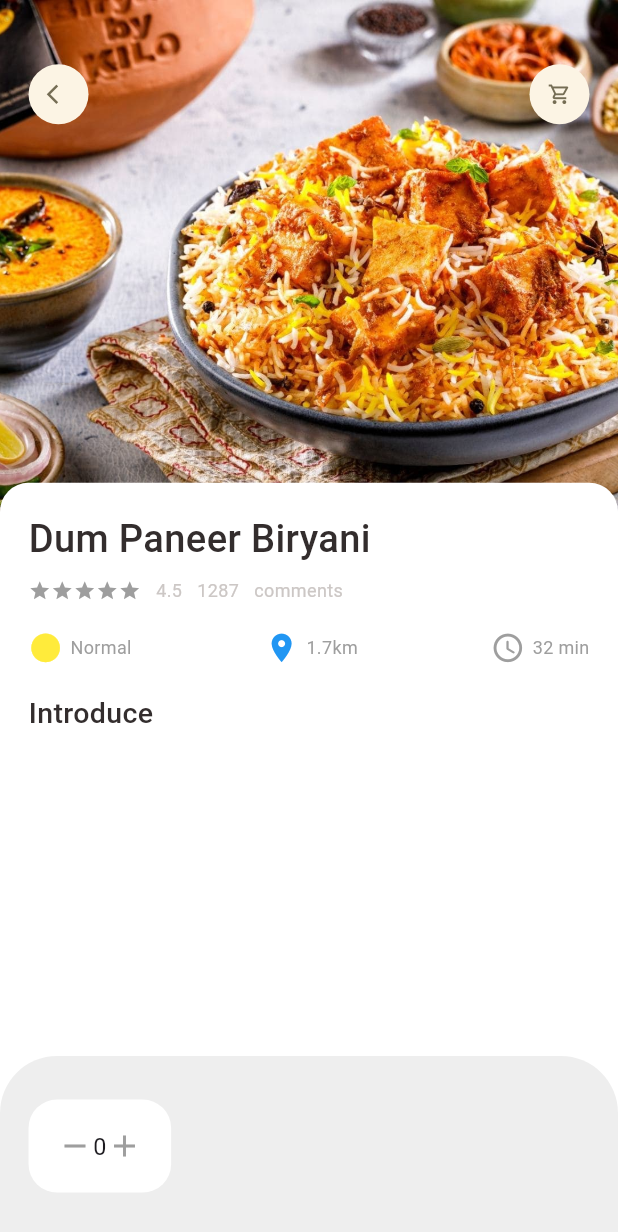
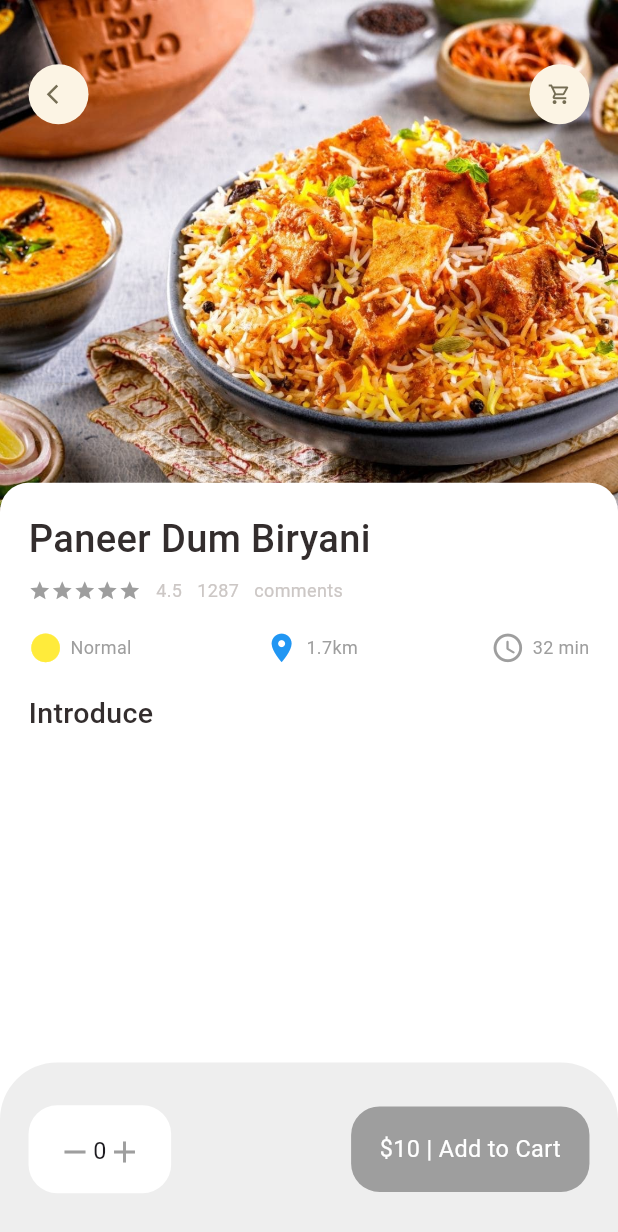
Before and after one commit to prashantmanna/flutter_food_delivery_app, a Flutter app: the screen it shows after launch, on a phone screen of 412 x 824 dp. Shown: the top 1232 px of the screen. Run offline on Flutter 3.47's test engine with Material 3 defaults, Android fonts, the phone set to English and light mode, and no system bars; our stand-ins replace dots_indicator, get.

Commit message:
first commit

```diff
--- a/lib/home/food_page_body.dart
+++ b/lib/home/food_page_body.dart
@@ -168,7 +168,7 @@ class _FoodPageBodyState extends State<FoodPageBody> {
             decoration: BoxDecoration(
                 borderRadius: BorderRadius.circular(Dimension.radius30),
                 color: index.isEven ? Color(0xff69c5df) : Color(0xff9294cc),
-                image: DecorationImage(
+                image: const DecorationImage(
                     fit: BoxFit.cover,
                     image: AssetImage("assets/images/masaladosa.jpg"))),
           ),
@@ -246,7 +246,7 @@ class _FoodPageBodyState extends State<FoodPageBody> {
               decoration: BoxDecoration(
                   borderRadius: BorderRadius.circular(Dimension.radius20),
                   color: Colors.white,
-                  boxShadow: [
+                  boxShadow: const [
                     BoxShadow(
                         color: Color(0xffe8e8e8),
                         blurRadius: 8.0,
--- a/lib/screens/popular_food.dart
+++ b/lib/screens/popular_food.dart
@@ -12,6 +12,7 @@ class popular_food extends StatelessWidget {
 
   @override
   Widget build(BuildContext context) {
+    print("curr height ${MediaQuery.of(context).size.height}");
     return Scaffold(
       backgroundColor: Colors.white,
       body: Stack(
@@ -22,7 +23,7 @@ class popular_food extends StatelessWidget {
               child: Container(
                 width: double.maxFinite,
                 height: Dimension.popular_food_size,
-                decoration: BoxDecoration(
+                decoration: const BoxDecoration(
                     image: DecorationImage(
                         fit: BoxFit.cover,
                         image: AssetImage("assets/images/biryani.jpg"))),
@@ -31,7 +32,7 @@ class popular_food extends StatelessWidget {
             top: Dimension.height45,
             left: Dimension.width20,
             right: Dimension.width20,
-            child: Row(
+            child: const Row(
               mainAxisAlignment: MainAxisAlignment.spaceBetween,
               children: [
                 AppIcon(icon: Icons.arrow_back_ios),
@@ -57,20 +58,21 @@ class popular_food extends StatelessWidget {
                 child: Column(
                   crossAxisAlignment: CrossAxisAlignment.start,
                   children: [
-                    AppColumn(
-                      text: "Dum Paneer Biryani",
+                    const AppColumn(
+                      text: "Paneer Dum Biryani",
                     ),
                     SizedBox(
                       height: Dimension.height20,
                     ),
-                    Bigtext(text: "Introduce")
+                    Bigtext(text: "Introduce"),
+
                   ],
                 ),
               ))
         ],
       ),
       bottomNavigationBar: Container(
-        height: 120,
+        height: Dimension.containerHeight,
         padding: EdgeInsets.only(
             top: Dimension.height30,
             bottom: Dimension.height30,
@@ -82,6 +84,7 @@ class popular_food extends StatelessWidget {
                 topLeft: Radius.circular(Dimension.radius20 * 2),
                 topRight: Radius.circular(Dimension.radius20 * 2))),
         child: Row(
+          mainAxisAlignment: MainAxisAlignment.spaceBetween,
           children: [
             Container(
               padding: EdgeInsets.symmetric(vertical: Dimension.height20,horizontal: Dimension.height20),
@@ -91,15 +94,27 @@ class popular_food extends StatelessWidget {
               child: Row(
                 mainAxisAlignment: MainAxisAlignment.center,
                 children: [
-                  Icon(
+                  const Icon(
                     Icons.remove,
                     color: Colors.grey,
                   ),
                   Text("0",style: TextStyle(fontSize: Dimension.size16),),
-                  Icon(
+                  const Icon(
                     Icons.add,
                     color: Colors.grey,
                   )
+                ],
+              ),
+            ),
+            Container(
+              padding: EdgeInsets.only(top: Dimension.height20,bottom: Dimension.height20,left: Dimension.width20,right: Dimension.width20),
+              decoration: BoxDecoration(
+                color: Colors.grey,
+                borderRadius: BorderRadius.only(topRight: Radius.circular(Dimension.radius20),topLeft: Radius.circular(Dimension.radius20),bottomRight: Radius.circular(Dimension.radius20),bottomLeft: Radius.circular(Dimension.radius20))
+              ),
+              child: Row(
+                children: [
+                  small_text(color: Colors.white,size: Dimension.size16,text: "\$10 | Add to Cart")
                 ],
               ),
             )
--- a/lib/utils/Dimension.dart
+++ b/lib/utils/Dimension.dart
@@ -40,5 +40,5 @@ class Dimension{
   static double font26 = screenHeight/32.46;
 
   //new icon size
-
+  static double containerHeight = screenHeight/7.1222;
 }
```
